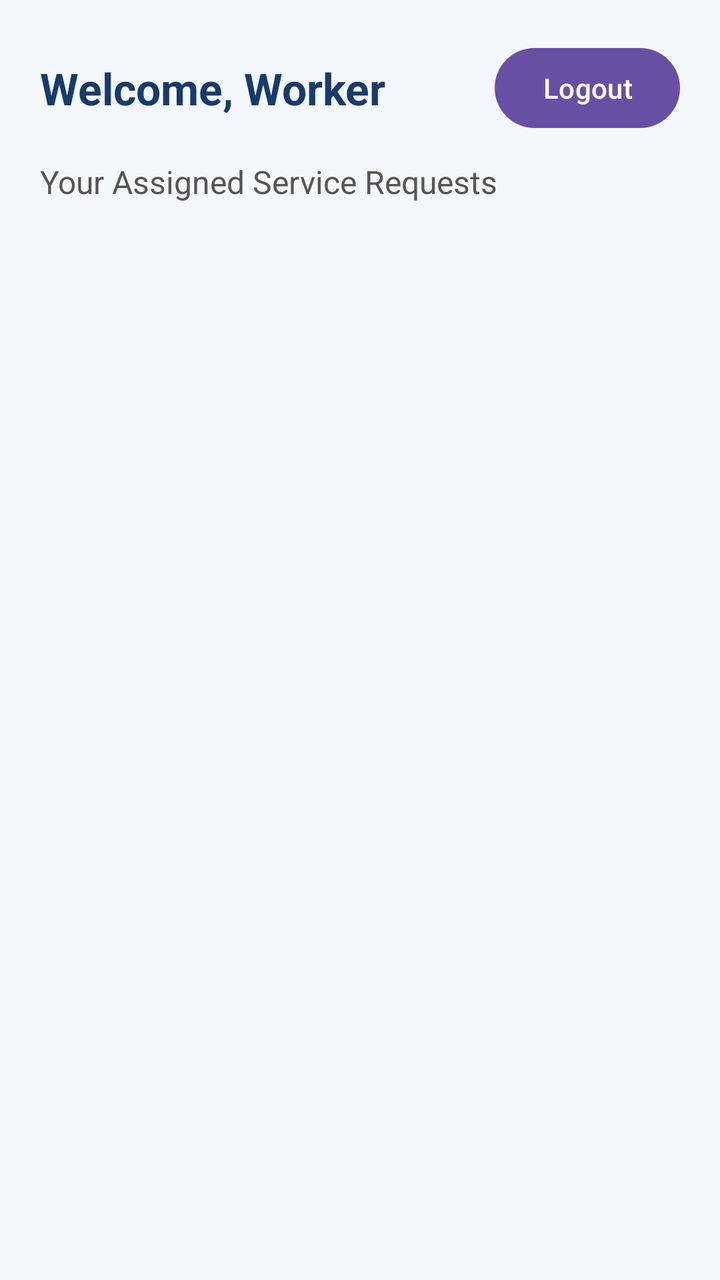
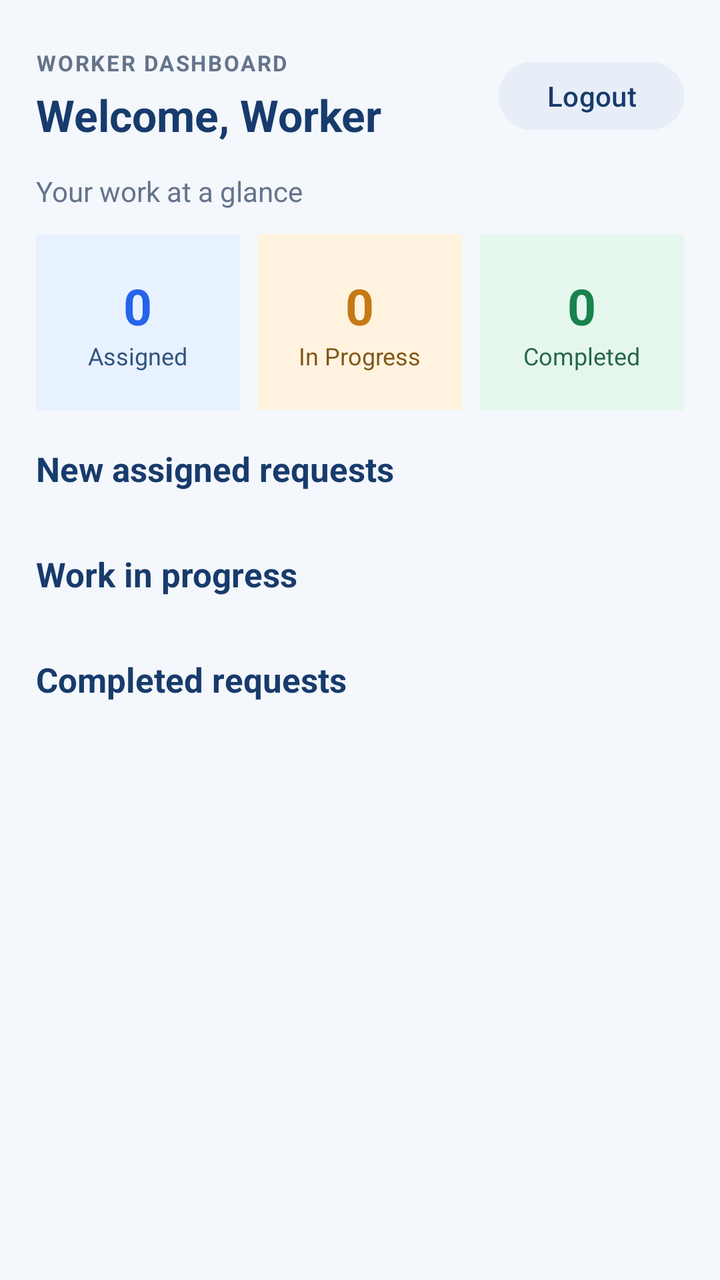

Compare the two renders of this Android layout. The source of the first and the diff that turns it into the second are given below.
<!-- AndroidManifest.xml: application theme Theme.RoadsideAssistance -->
<!-- res/layout/activity_worker_dashboard.xml -->
<?xml version="1.0" encoding="utf-8"?>
<LinearLayout xmlns:android="http://schemas.android.com/apk/res/android"
    android:layout_width="match_parent"
    android:layout_height="match_parent"
    android:orientation="vertical"
    android:background="#F4F7FB"
    android:padding="20dp">

    <LinearLayout
        android:layout_width="match_parent"
        android:layout_height="wrap_content"
        android:orientation="horizontal"
        android:gravity="center_vertical">

        <TextView
            android:id="@+id/tvWelcome"
            android:layout_width="0dp"
            android:layout_height="wrap_content"
            android:layout_weight="1"
            android:text="Welcome, Worker"
            android:textColor="#173B6C"
            android:textSize="22sp"
            android:textStyle="bold" />

        <Button
            android:id="@+id/btnLogout"
            android:layout_width="wrap_content"
            android:layout_height="wrap_content"
            android:text="Logout"
            android:textAllCaps="false" />

    </LinearLayout>

    <TextView
        android:layout_width="match_parent"
        android:layout_height="wrap_content"
        android:text="Your Assigned Service Requests"
        android:textColor="#555555"
        android:textSize="16sp"
        android:layout_marginTop="12dp"
        android:layout_marginBottom="15dp" />

    <TextView
        android:id="@+id/tvEmpty"
        android:layout_width="match_parent"
        android:layout_height="wrap_content"
        android:text="No service requests assigned to you yet."
        android:textColor="#777777"
        android:textSize="15sp"
        android:gravity="center"
        android:padding="25dp"
        android:visibility="gone" />

    <ScrollView
        android:layout_width="match_parent"
        android:layout_height="0dp"
        android:layout_weight="1"
        android:fillViewport="true">

        <LinearLayout
            android:id="@+id/requestsContainer"
            android:layout_width="match_parent"
            android:layout_height="wrap_content"
            android:orientation="vertical" />

    </ScrollView>

</LinearLayout>
<!-- resources referenced by this layout -->
<resources>
  <style name="Theme.RoadsideAssistance" parent="Base.Theme.RoadsideAssistance" />
  <style name="Base.Theme.RoadsideAssistance" parent="Theme.Material3.DayNight.NoActionBar">
          
          
      </style>
</resources>

<!-- the commit's change to res/layout/activity_worker_dashboard.xml (unified diff, before → after) -->
@@ -4,65 +4,233 @@
     android:layout_height="match_parent"
     android:orientation="vertical"
     android:background="#F4F7FB"
-    android:padding="20dp">
-
+    android:padding="18dp">
+
+    
     <LinearLayout
         android:layout_width="match_parent"
         android:layout_height="wrap_content"
+        android:gravity="center_vertical"
         android:orientation="horizontal"
-        android:gravity="center_vertical">
-
-        <TextView
-            android:id="@+id/tvWelcome"
+        android:paddingTop="6dp"
+        android:paddingBottom="14dp">
+
+        <LinearLayout
             android:layout_width="0dp"
             android:layout_height="wrap_content"
             android:layout_weight="1"
-            android:text="Welcome, Worker"
-            android:textColor="#173B6C"
-            android:textSize="22sp"
-            android:textStyle="bold" />
+            android:orientation="vertical">
+
+            <TextView
+                android:layout_width="wrap_content"
+                android:layout_height="wrap_content"
+                android:text="WORKER DASHBOARD"
+                android:textColor="#64748B"
+                android:textSize="11sp"
+                android:textStyle="bold"
+                android:letterSpacing="0.08" />
+
+            <TextView
+                android:id="@+id/tvWelcome"
+                android:layout_width="match_parent"
+                android:layout_height="wrap_content"
+                android:layout_marginTop="4dp"
+                android:text="Welcome, Worker"
+                android:textColor="#173B6C"
+                android:textSize="22sp"
+                android:textStyle="bold" />
+        </LinearLayout>
 
         <Button
             android:id="@+id/btnLogout"
             android:layout_width="wrap_content"
-            android:layout_height="wrap_content"
+            android:layout_height="42dp"
+            android:backgroundTint="#E8EEF7"
             android:text="Logout"
-            android:textAllCaps="false" />
-
+            android:textAllCaps="false"
+            android:textColor="#173B6C" />
     </LinearLayout>
 
+    
     <TextView
         android:layout_width="match_parent"
         android:layout_height="wrap_content"
-        android:text="Your Assigned Service Requests"
-        android:textColor="#555555"
-        android:textSize="16sp"
-        android:layout_marginTop="12dp"
-        android:layout_marginBottom="15dp" />
-
-    <TextView
-        android:id="@+id/tvEmpty"
+        android:layout_marginBottom="12dp"
+        android:text="Your work at a glance"
+        android:textColor="#64748B"
+        android:textSize="14sp" />
+
+    
+    <LinearLayout
         android:layout_width="match_parent"
         android:layout_height="wrap_content"
-        android:text="No service requests assigned to you yet."
-        android:textColor="#777777"
-        android:textSize="15sp"
-        android:gravity="center"
-        android:padding="25dp"
-        android:visibility="gone" />
-
+        android:orientation="horizontal"
+        android:weightSum="3">
+
+        
+        <LinearLayout
+            android:layout_width="0dp"
+            android:layout_height="88dp"
+            android:layout_marginEnd="6dp"
+            android:layout_weight="1"
+            android:background="#E8F1FF"
+            android:gravity="center"
+            android:orientation="vertical"
+            android:padding="8dp">
+
+            <TextView
+                android:id="@+id/tvAssignedCount"
+                android:layout_width="wrap_content"
+                android:layout_height="wrap_content"
+                android:text="0"
+                android:textColor="#2563EB"
+                android:textSize="25sp"
+                android:textStyle="bold" />
+
+            <TextView
+                android:layout_width="wrap_content"
+                android:layout_height="wrap_content"
+                android:text="Assigned"
+                android:textColor="#31547F"
+                android:textSize="12sp" />
+        </LinearLayout>
+
+        
+        <LinearLayout
+            android:layout_width="0dp"
+            android:layout_height="88dp"
+            android:layout_marginHorizontal="3dp"
+            android:layout_weight="1"
+            android:background="#FFF3DF"
+            android:gravity="center"
+            android:orientation="vertical"
+            android:padding="8dp">
+
+            <TextView
+                android:id="@+id/tvProgressCount"
+                android:layout_width="wrap_content"
+                android:layout_height="wrap_content"
+                android:text="0"
+                android:textColor="#C47A16"
+                android:textSize="25sp"
+                android:textStyle="bold" />
+
+            <TextView
+                android:layout_width="wrap_content"
+                android:layout_height="wrap_content"
+                android:text="In Progress"
+                android:textColor="#805719"
+                android:textSize="12sp" />
+        </LinearLayout>
+
+        
+        <LinearLayout
+            android:layout_width="0dp"
+            android:layout_height="88dp"
+            android:layout_marginStart="6dp"
+            android:layout_weight="1"
+            android:background="#E5F7ED"
+            android:gravity="center"
+            android:orientation="vertical"
+            android:padding="8dp">
+
+            <TextView
+                android:id="@+id/tvCompletedCount"
+                android:layout_width="wrap_content"
+                android:layout_height="wrap_content"
+                android:text="0"
+                android:textColor="#18834C"
+                android:textSize="25sp"
+                android:textStyle="bold" />
+
+            <TextView
+                android:layout_width="wrap_content"
+                android:layout_height="wrap_content"
+                android:text="Completed"
+                android:textColor="#276749"
+                android:textSize="12sp" />
+        </LinearLayout>
+    </LinearLayout>
+
+    
     <ScrollView
         android:layout_width="match_parent"
         android:layout_height="0dp"
+        android:layout_marginTop="18dp"
         android:layout_weight="1"
+        android:clipToPadding="false"
         android:fillViewport="true">
 
         <LinearLayout
-            android:id="@+id/requestsContainer"
             android:layout_width="match_parent"
             android:layout_height="wrap_content"
-            android:orientation="vertical" />
-
+            android:orientation="vertical"
+            android:paddingBottom="18dp">
+
+            
+            <TextView
+                android:layout_width="match_parent"
+                android:layout_height="wrap_content"
+                android:text="New assigned requests"
+                android:textColor="#173B6C"
+                android:textSize="17sp"
+                android:textStyle="bold" />
+
+            <LinearLayout
+                android:id="@+id/assignedRequestsContainer"
+                android:layout_width="match_parent"
+                android:layout_height="wrap_content"
+                android:layout_marginTop="10dp"
+                android:orientation="vertical" />
+
+            
+            <TextView
+                android:layout_width="match_parent"
+                android:layout_height="wrap_content"
+                android:layout_marginTop="20dp"
+                android:text="Work in progress"
+                android:textColor="#173B6C"
+                android:textSize="17sp"
+                android:textStyle="bold" />
+
+            <LinearLayout
+                android:id="@+id/progressRequestsContainer"
+                android:layout_width="match_parent"
+                android:layout_height="wrap_content"
+                android:layout_marginTop="10dp"
+                android:orientation="vertical" />
+
+            
+            <TextView
+                android:layout_width="match_parent"
+                android:layout_height="wrap_content"
+                android:layout_marginTop="20dp"
+                android:text="Completed requests"
+                android:textColor="#173B6C"
+                android:textSize="17sp"
+                android:textStyle="bold" />
+
+            <LinearLayout
+                android:id="@+id/completedRequestsContainer"
+                android:layout_width="match_parent"
+                android:layout_height="wrap_content"
+                android:layout_marginTop="10dp"
+                android:orientation="vertical" />
+
+            
+            <TextView
+                android:id="@+id/tvEmpty"
+                android:layout_width="match_parent"
+                android:layout_height="wrap_content"
+                android:layout_marginTop="12dp"
+                android:gravity="center"
+                android:padding="18dp"
+                android:text="No service requests assigned to you yet."
+                android:textColor="#7B8794"
+                android:textSize="14sp"
+                android:visibility="gone" />
+
+        </LinearLayout>
     </ScrollView>
 
 </LinearLayout>
